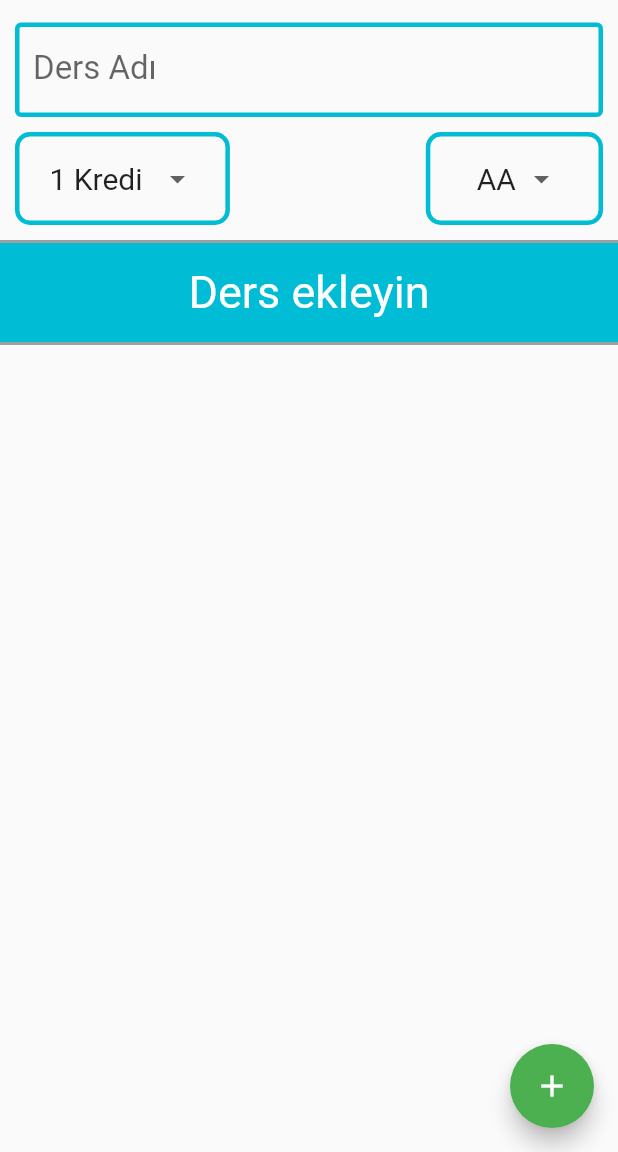
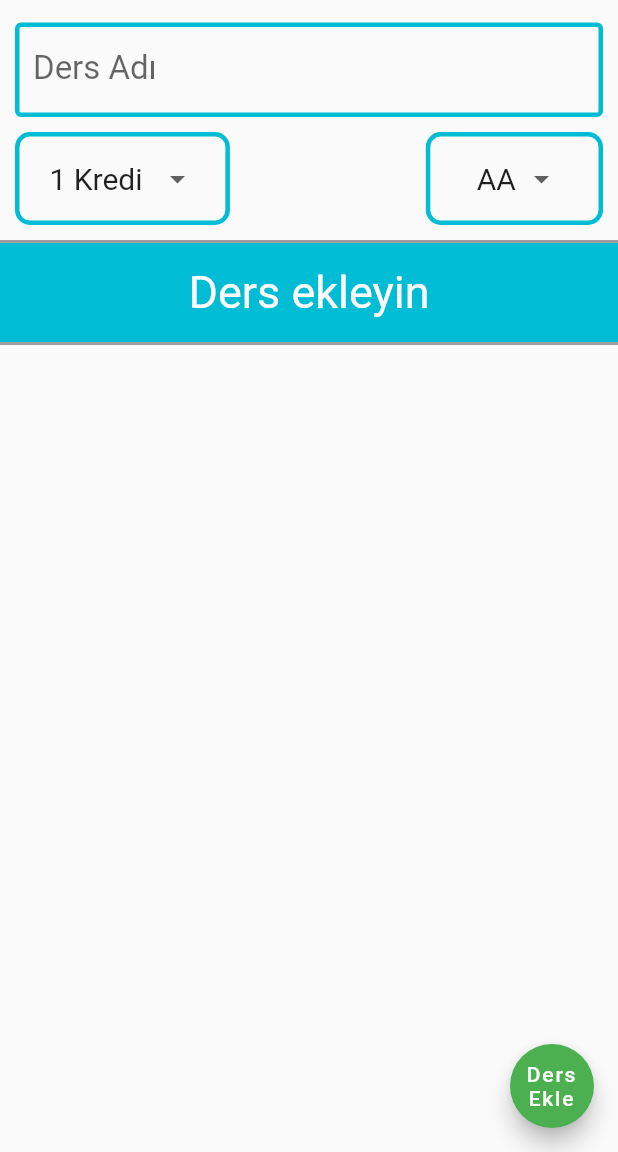
Before and after one commit to feyzagezerer/not_ortalama_hesaplama, a Flutter app: the screen it shows after launch, on a phone screen of 412 x 824 dp, the part 84-1236 px from its top. Run offline on Flutter 3.47's test engine with Material 2 defaults, Android fonts, the phone set to English and light mode, and no system bars.

```diff
--- a/lib/ortalama_hesaplama.dart
+++ b/lib/ortalama_hesaplama.dart
@@ -42,7 +42,7 @@ class _OrtalamaHesaplamaState extends State<OrtalamaHesaplama> {
             formKey.currentState.save();
           }
         },
-        child: Icon(Icons.add),
+        child: Text("Ders Ekle", textAlign: TextAlign.center),
       ),
       body: OrientationBuilder(builder: (context, orientation) {
         if (orientation == Orientation.portrait) {
```
